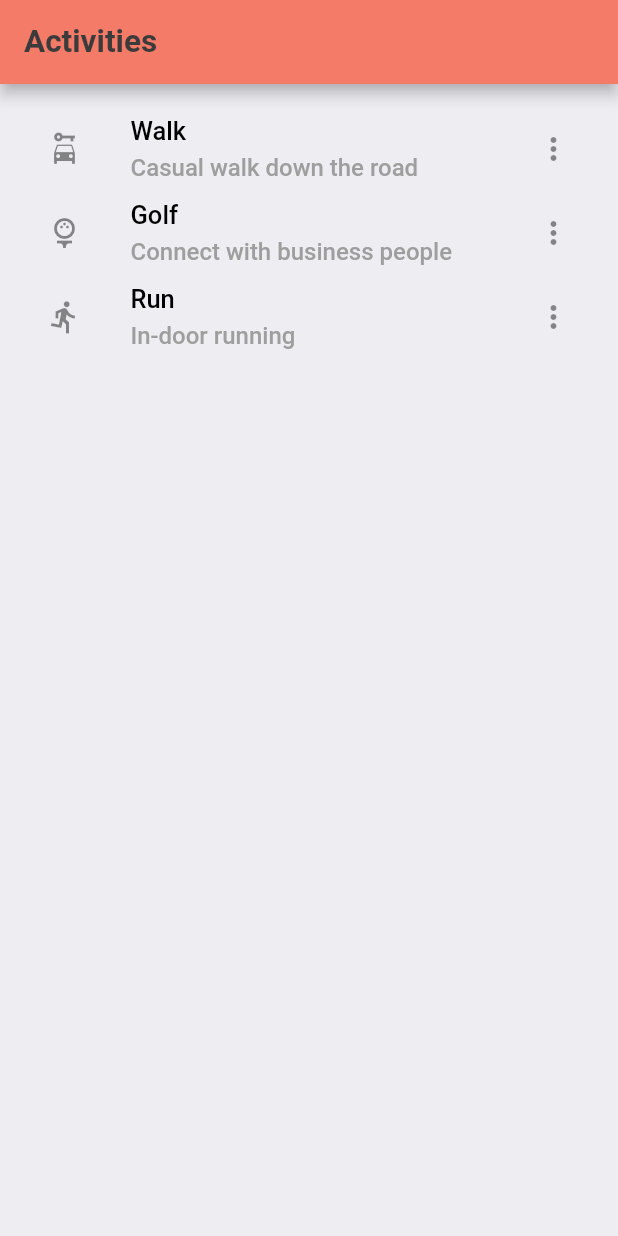
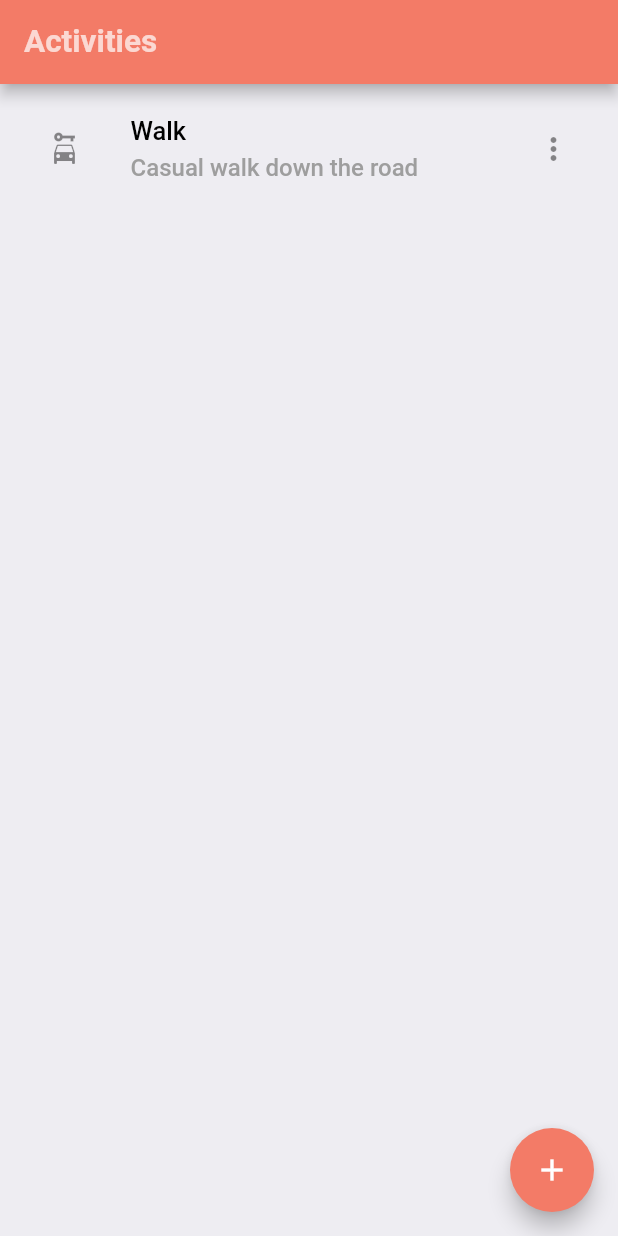
Before and after one commit to nelsonfrank/activity-tracker-mobile, a Flutter app: the screen it shows after launch, on a phone screen of 412 x 824 dp. Run offline on Flutter 3.47's test engine with Material 2 defaults, Android fonts, the light colour scheme and no system bars; our stand-ins replace gap, go_router.

Commit message:
feat: Add Activity and add_activty screens

```diff
--- a/lib/main.dart
+++ b/lib/main.dart
@@ -1,7 +1,11 @@
-import 'package:activity_tracker_app/screens/home_screen.dart';
-import 'package:activity_tracker_app/utils/app_styles.dart';
+// Dependencies
+import 'package:activity_tracker_app/screens/add_activity_screen.dart';
 import 'package:flutter/material.dart';
 import 'package:go_router/go_router.dart';
+
+// Screens
+import 'package:activity_tracker_app/screens/activity_screen.dart';
+import 'package:activity_tracker_app/screens/home_screen.dart';
 
 
 void main() {
@@ -12,8 +16,21 @@ void main() {
 final _router = GoRouter(
   routes: [
     GoRoute(
-      path: '/',
-      builder: (context, state) => const HomeScreen(),
+        name: "home",
+        path: '/',
+        builder: (context, state) => const HomeScreen(),
+        routes: [
+          GoRoute(
+            name: "activity",
+            path: 'activity/:id',
+            builder: (context, state) =>
+                ActivityScreen(activityId: state.params['id']),
+          ),
+          GoRoute(
+              name: "add-activity",
+              path: 'add-activity',
+              builder: (context, state) => const AddActivityScreen()),
+        ]
     ),
   ],
 );
--- /dev/null
+++ b/lib/navigation.dart
@@ -0,0 +1,6 @@
+import 'package:activity_tracker_app/screens/home_screen.dart';
+import 'package:go_router/go_router.dart';
+
+class Navigations {
+
+}
--- a/lib/screens/home_screen.dart
+++ b/lib/screens/home_screen.dart
@@ -1,6 +1,7 @@
 import 'package:activity_tracker_app/utils/app_styles.dart';
 import 'package:flutter/material.dart';
 import 'package:gap/gap.dart';
+import 'package:go_router/go_router.dart';
 
 class HomeScreen extends StatelessWidget {
   const HomeScreen({super.key});
@@ -12,7 +13,7 @@ class HomeScreen extends StatelessWidget {
       appBar: AppBar(
         title: Text(
           "Activities",
-          style: Styles.headingLineStyle2,
+          style: Styles.headingLineStyle2.copyWith(color: Colors.white70),
         ),
         backgroundColor: Styles.orangeColor,
       ),
@@ -22,6 +23,7 @@ class HomeScreen extends StatelessWidget {
           padding: const EdgeInsets.symmetric(vertical: 15),
           children: [
             ListTile(
+                onTap: () => context.go('/activity/123'),
               leading: const Icon(Icons.car_rental),
               title: Column(
                 crossAxisAlignment: CrossAxisAlignment.start,
@@ -41,48 +43,13 @@ class HomeScreen extends StatelessWidget {
               ),
               trailing: const Icon(Icons.more_vert),
             ),
-            ListTile(
-              leading: const Icon(Icons.sports_golf),
-              title: Column(
-                crossAxisAlignment: CrossAxisAlignment.start,
-                children: [
-                  Text(
-                    "Golf",
-                    style:
-                        Styles.headingLineStyle3.copyWith(color: Colors.black),
-                  ),
-                  const Gap(5),
-                  Text(
-                    "Connect with business people",
-                    style:
-                        Styles.textStyle.copyWith(color: Colors.grey.shade500),
-                  ),
-                ],
-              ),
-              trailing: const Icon(Icons.more_vert),
-            ),
-            ListTile(
-              leading: const Icon(Icons.directions_run),
-              title: Column(
-                crossAxisAlignment: CrossAxisAlignment.start,
-                children: [
-                  Text(
-                    "Run",
-                    style:
-                        Styles.headingLineStyle3.copyWith(color: Colors.black),
-                  ),
-                  const Gap(5),
-                  Text(
-                    "In-door running",
-                    style:
-                        Styles.textStyle.copyWith(color: Colors.grey.shade500),
-                  ),
-                ],
-              ),
-              trailing: const Icon(Icons.more_vert),
-            )
-          ],
-        ),
+            ]),
+      ),
+      floatingActionButton: FloatingActionButton(
+        onPressed: () => context.go('/add-activity'),
+        tooltip: 'Increment',
+        backgroundColor: Styles.orangeColor,
+        child: const Icon(Icons.add),
       ),
     );
   }
```
Also changed, not shown: lib/screens/activity_screen.dart (added, +21 -0 lines), lib/screens/add_activity_screen.dart (added, +32 -0 lines).
